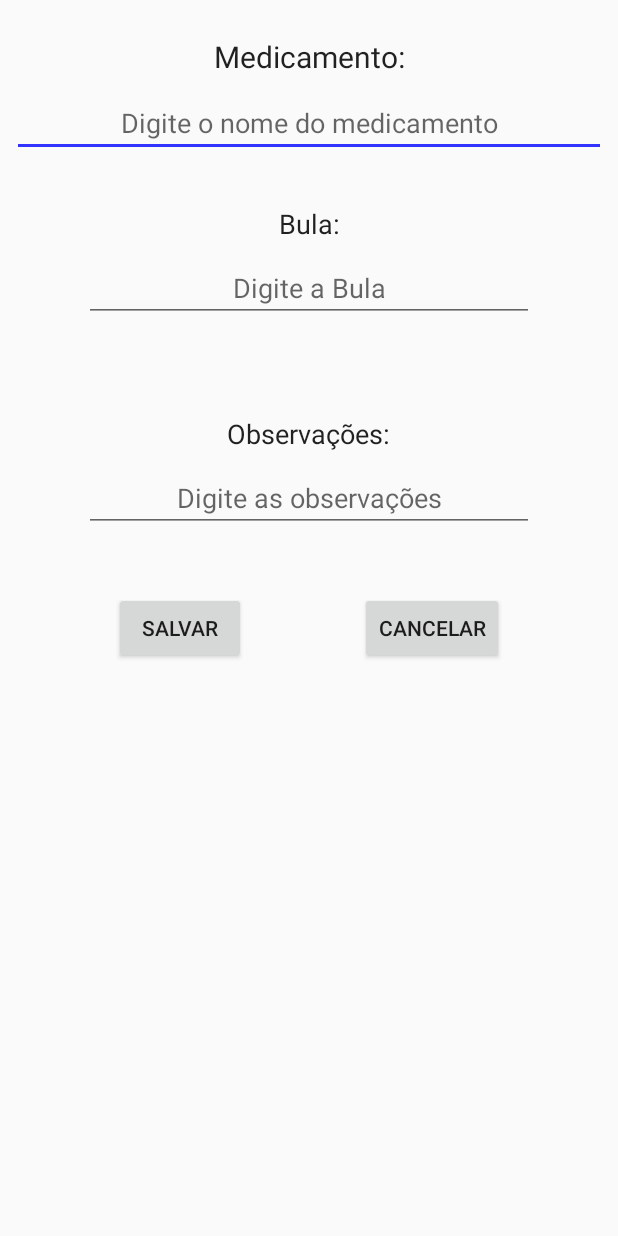
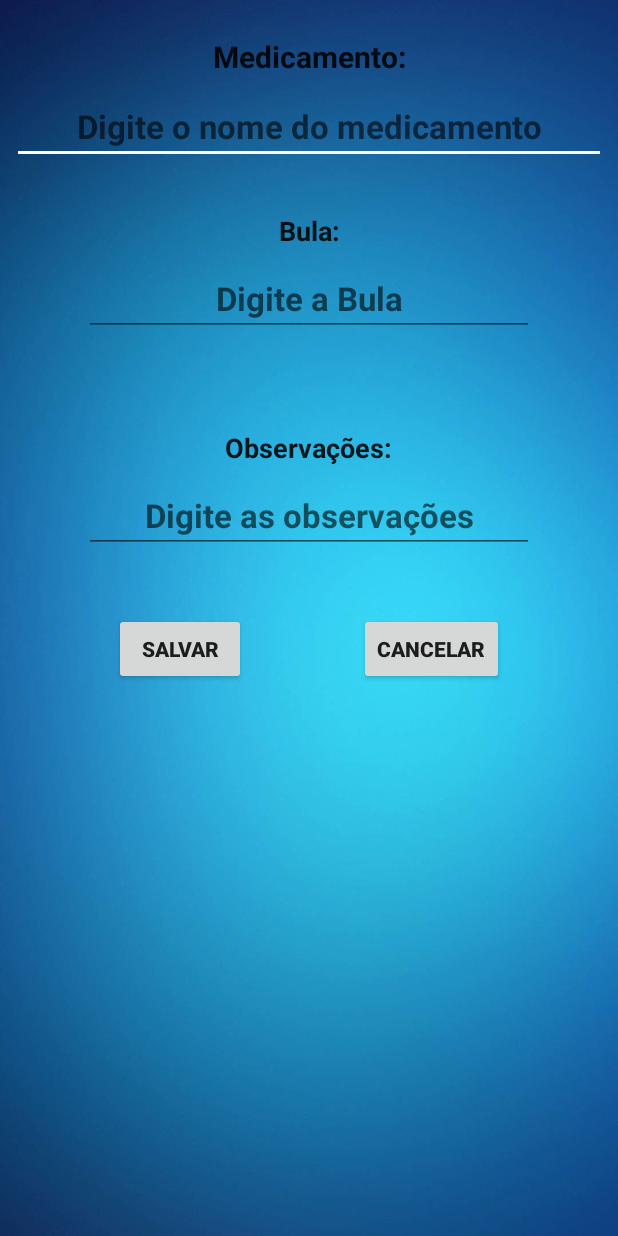
Before and after one commit to jlolis/MedicineSearchVFinal, an Android app: the Cadastrar screen opened directly, with no data from a screen before it, on a phone screen of 412 x 824 dp. Run offline under Robolectric (Android 15) with nearby library versions, the phone set to English and light mode, and no system bars; our stand-ins replace Firebase (no records; nobody signed in at launch, a user with empty details on screens opened directly).

Commit message:
Mudança de layout total

```diff
--- a/app/src/main/res/layout/activity_cadastrar.xml
+++ b/app/src/main/res/layout/activity_cadastrar.xml
@@ -1,10 +1,10 @@
 <?xml version="1.0" encoding="utf-8"?>
-<android.support.constraint.ConstraintLayout
-    xmlns:android="http://schemas.android.com/apk/res/android"
+<android.support.constraint.ConstraintLayout xmlns:android="http://schemas.android.com/apk/res/android"
     xmlns:app="http://schemas.android.com/apk/res-auto"
     xmlns:tools="http://schemas.android.com/tools"
     android:layout_width="match_parent"
-    android:layout_height="match_parent">
+    android:layout_height="match_parent"
+    android:background="@drawable/fundodastelas">
 
     <EditText
         android:id="@+id/edtCadastraNome"
@@ -17,6 +17,8 @@
         android:hint="@string/cadastra_nome"
         android:inputType="textPersonName"
         android:textAlignment="center"
+        android:textAppearance="@style/TextAppearance.AppCompat.Large"
+        android:textStyle="bold"
         app:layout_constraintEnd_toEndOf="parent"
         app:layout_constraintHorizontal_bias="0.0"
         app:layout_constraintStart_toStartOf="parent"
@@ -31,6 +33,8 @@
         android:hint="@string/digite_observacao"
         android:inputType="textPersonName"
         android:textAlignment="center"
+        android:textAppearance="@style/TextAppearance.AppCompat.Large"
+        android:textStyle="bold"
         app:layout_constraintEnd_toEndOf="parent"
         app:layout_constraintStart_toStartOf="parent"
         app:layout_constraintTop_toBottomOf="@+id/textView3" />
@@ -44,6 +48,8 @@
         android:hint="@string/digite_bula"
         android:inputType="textPersonName"
         android:textAlignment="center"
+        android:textAppearance="@style/TextAppearance.AppCompat.Large"
+        android:textStyle="bold"
         app:layout_constraintEnd_toEndOf="parent"
         app:layout_constraintStart_toStartOf="parent"
         app:layout_constraintTop_toBottomOf="@+id/txtBula" />
@@ -57,8 +63,9 @@
         android:layout_marginEnd="8dp"
         android:layout_marginBottom="8dp"
         android:text="@string/digite_medicamento"
-        android:textAppearance="@style/TextAppearance.AppCompat"
+        android:textAppearance="@style/TextAppearance.AppCompat.Large"
         android:textSize="20sp"
+        android:textStyle="bold"
         app:layout_constraintBottom_toTopOf="@+id/edtCadastraNome"
         app:layout_constraintEnd_toEndOf="parent"
         app:layout_constraintStart_toStartOf="parent"
@@ -71,8 +78,9 @@
         android:layout_marginTop="62dp"
         android:text="@string/observacao"
         android:textAllCaps="false"
-        android:textAppearance="@style/TextAppearance.AppCompat"
+        android:textAppearance="@style/TextAppearance.AppCompat.Large"
         android:textSize="18sp"
+        android:textStyle="bold"
         app:layout_constraintEnd_toEndOf="parent"
         app:layout_constraintHorizontal_bias="0.501"
         app:layout_constraintStart_toStartOf="parent"
@@ -85,8 +93,9 @@
         android:layout_marginTop="32dp"
         android:text="@string/bula"
         android:textAllCaps="false"
-        android:textAppearance="@style/TextAppearance.AppCompat"
+        android:textAppearance="@style/TextAppearance.AppCompat.Large"
         android:textSize="18sp"
+        android:textStyle="bold"
         app:layout_constraintEnd_toEndOf="parent"
         app:layout_constraintHorizontal_bias="0.501"
         app:layout_constraintStart_toStartOf="parent"
@@ -99,6 +108,7 @@
         android:layout_marginTop="40dp"
         android:onClick="salvarDado"
         android:text="@string/btn_salvar"
+        android:textStyle="bold"
         app:layout_constraintEnd_toStartOf="@+id/btnCancelar"
         app:layout_constraintStart_toStartOf="parent"
         app:layout_constraintTop_toBottomOf="@+id/edtObservacao" />
@@ -110,6 +120,7 @@
         android:layout_marginTop="40dp"
         android:onClick="ChamarMenuInicial"
         android:text="@string/btn_cancelar"
+        android:textStyle="bold"
         app:layout_constraintEnd_toEndOf="parent"
         app:layout_constraintStart_toEndOf="@+id/btnSalvar"
         app:layout_constraintTop_toBottomOf="@+id/edtObservacao" />
--- a/app/src/main/res/layout/consulta_lista_medicamento.xml
+++ b/app/src/main/res/layout/consulta_lista_medicamento.xml
@@ -33,7 +33,7 @@
 
     <TextView
         android:id="@+id/txtObsMedicamento"
-        android:layout_width="wrap_content"
+        android:layout_width="180dp"
         android:layout_height="wrap_content"
         android:layout_marginStart="16dp"
         android:layout_marginTop="16dp"
--- a/app/src/main/res/values/colors.xml
+++ b/app/src/main/res/values/colors.xml
@@ -2,5 +2,5 @@
 <resources>
     <color name="colorPrimary">#3333ff</color>
     <color name="colorPrimaryDark">#3333ff</color>
-    <color name="colorAccent">#3333ff</color>
+    <color name="colorAccent">#FFFFFF</color>
 </resources>
```
Also changed, not shown: app/src/main/res/layout/activity_consulta.xml (+7 -0 lines), app/src/main/res/layout/activity_main.xml (+9 -4 lines), app/src/main/res/drawable/fundodastelas.jpg (added), app/src/main/res/drawable/logo.png, app/src/main/res/drawable/logo3.png (added).
